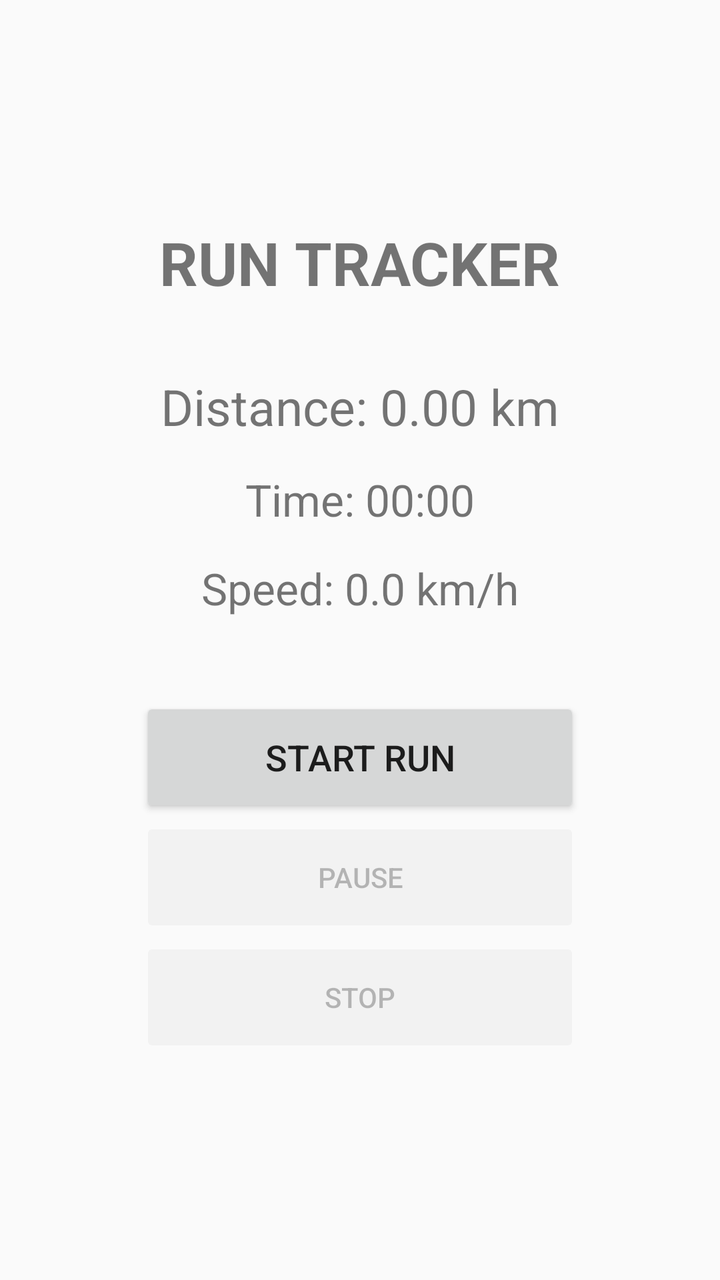
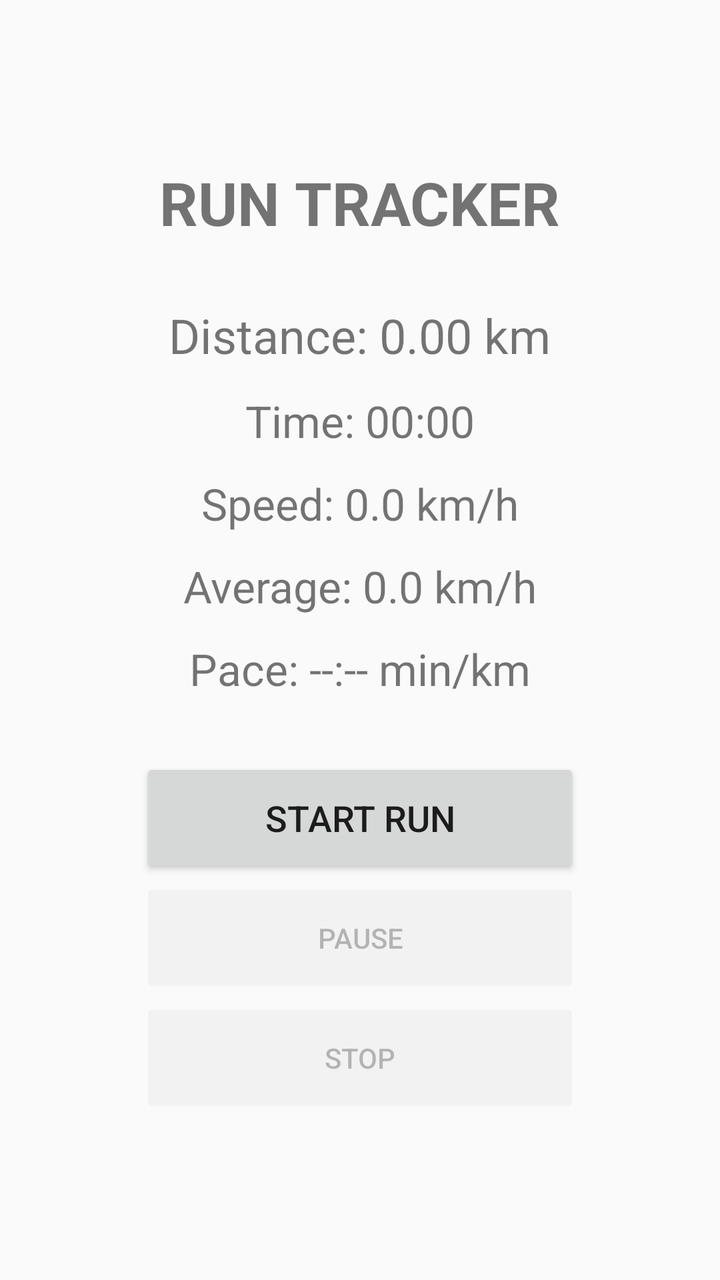

Before-and-after screenshots of an Android layout around one commit, followed by the original layout XML and the change that was made.
<!-- AndroidManifest.xml: application theme android:Theme.Material.Light.NoActionBar -->
<!-- res/layout/activity_main.xml -->
<?xml version="1.0" encoding="utf-8"?>
<LinearLayout
    xmlns:android="http://schemas.android.com/apk/res/android"
    android:layout_width="match_parent"
    android:layout_height="match_parent"
    android:orientation="vertical"
    android:gravity="center"
    android:padding="24dp">

    <TextView
        android:layout_width="wrap_content"
        android:layout_height="wrap_content"
        android:text="RUN TRACKER"
        android:textSize="30sp"
        android:textStyle="bold"
        android:layout_marginBottom="35dp"/>

    <TextView
        android:id="@+id/distanceText"
        android:layout_width="wrap_content"
        android:layout_height="wrap_content"
        android:text="Distance: 0.00 km"
        android:textSize="25sp"/>

    <TextView
        android:id="@+id/timeText"
        android:layout_width="wrap_content"
        android:layout_height="wrap_content"
        android:text="Time: 00:00"
        android:textSize="22sp"
        android:layout_marginTop="15dp"/>

    <TextView
        android:id="@+id/speedText"
        android:layout_width="wrap_content"
        android:layout_height="wrap_content"
        android:text="Speed: 0.0 km/h"
        android:textSize="22sp"
        android:layout_marginTop="15dp"/>

    <Button
        android:id="@+id/startButton"
        android:layout_width="220dp"
        android:layout_height="60dp"
        android:text="START RUN"
        android:textSize="18sp"
        android:layout_marginTop="40dp"/>

    <Button
        android:id="@+id/pauseButton"
        android:layout_width="220dp"
        android:layout_height="60dp"
        android:text="PAUSE"
        android:enabled="false"/>

    <Button
        android:id="@+id/stopButton"
        android:layout_width="220dp"
        android:layout_height="60dp"
        android:text="STOP"
        android:enabled="false"/>

</LinearLayout>
<!-- resources referenced by this layout -->
<resources>

</resources>

<!-- the commit's change to res/layout/activity_main.xml (unified diff, before → after) -->
@@ -13,14 +13,14 @@
         android:text="RUN TRACKER"
         android:textSize="30sp"
         android:textStyle="bold"
-        android:layout_marginBottom="35dp"/>
+        android:layout_marginBottom="30dp"/>
 
     <TextView
         android:id="@+id/distanceText"
         android:layout_width="wrap_content"
         android:layout_height="wrap_content"
         android:text="Distance: 0.00 km"
-        android:textSize="25sp"/>
+        android:textSize="24sp"/>
 
     <TextView
         android:id="@+id/timeText"
@@ -28,7 +28,7 @@
         android:layout_height="wrap_content"
         android:text="Time: 00:00"
         android:textSize="22sp"
-        android:layout_marginTop="15dp"/>
+        android:layout_marginTop="12dp"/>
 
     <TextView
         android:id="@+id/speedText"
@@ -36,7 +36,23 @@
         android:layout_height="wrap_content"
         android:text="Speed: 0.0 km/h"
         android:textSize="22sp"
-        android:layout_marginTop="15dp"/>
+        android:layout_marginTop="12dp"/>
+
+    <TextView
+        android:id="@+id/avgSpeedText"
+        android:layout_width="wrap_content"
+        android:layout_height="wrap_content"
+        android:text="Average: 0.0 km/h"
+        android:textSize="22sp"
+        android:layout_marginTop="12dp"/>
+
+    <TextView
+        android:id="@+id/paceText"
+        android:layout_width="wrap_content"
+        android:layout_height="wrap_content"
+        android:text="Pace: --:-- min/km"
+        android:textSize="22sp"
+        android:layout_marginTop="12dp"/>
 
     <Button
         android:id="@+id/startButton"
@@ -44,7 +60,7 @@
         android:layout_height="60dp"
         android:text="START RUN"
         android:textSize="18sp"
-        android:layout_marginTop="40dp"/>
+        android:layout_marginTop="30dp"/>
 
     <Button
         android:id="@+id/pauseButton"
